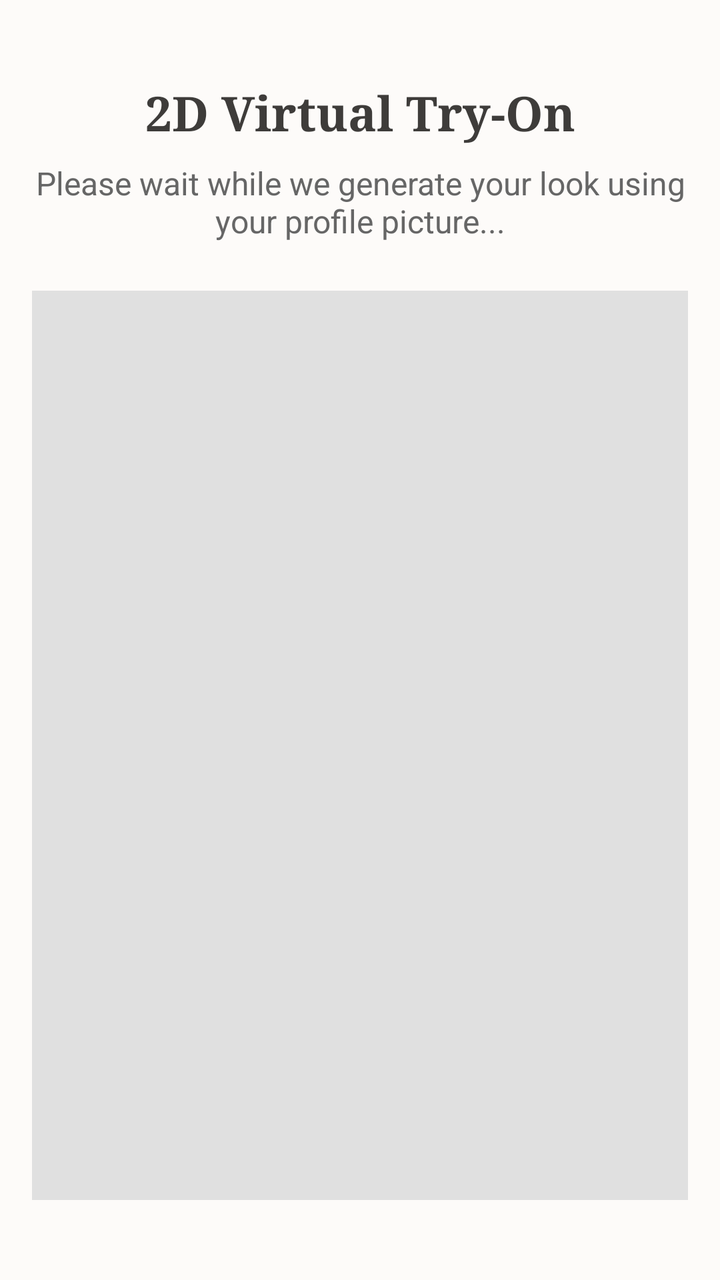
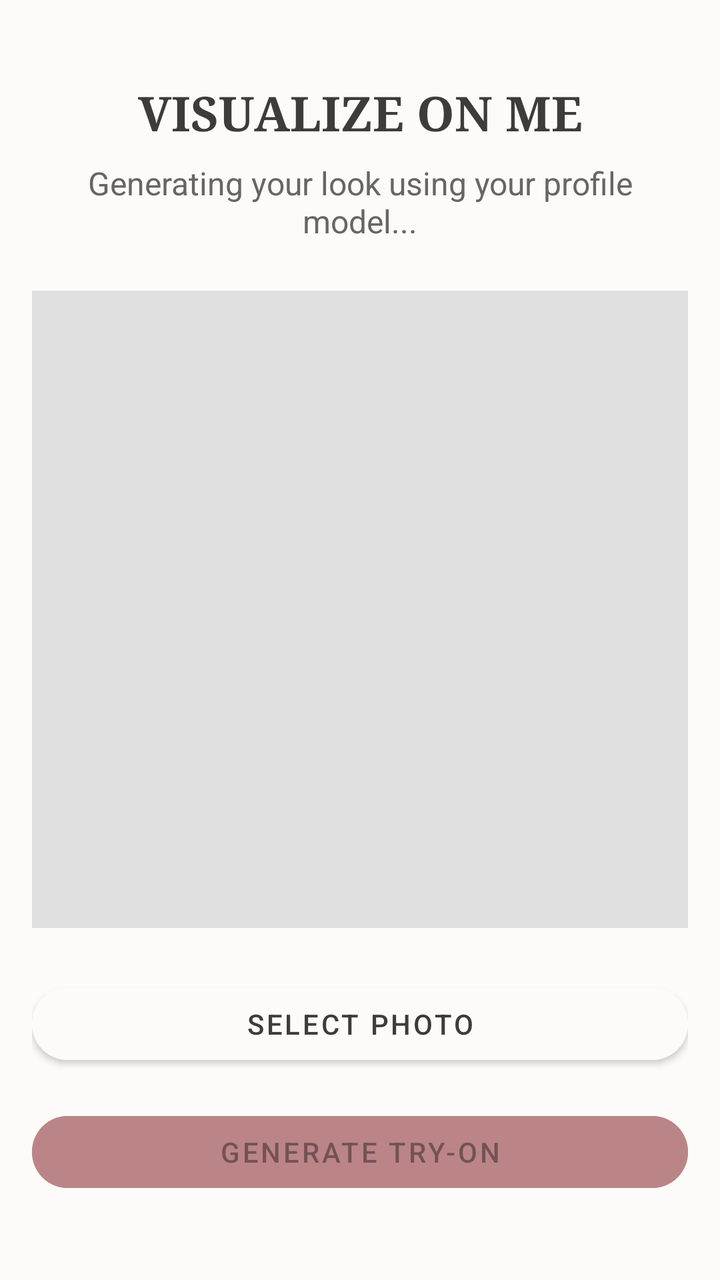

The first picture is an Android layout as it rendered before a commit; the second is the same layout after the commit. The layout source and the unified diff follow.
<!-- AndroidManifest.xml: application theme Theme.OutfitStudio -->
<!-- res/layout/activity_virtual_try_on.xml -->
<?xml version="1.0" encoding="utf-8"?>
<androidx.constraintlayout.widget.ConstraintLayout xmlns:android="http://schemas.android.com/apk/res/android"
    xmlns:app="http://schemas.android.com/apk/res-auto"
    android:layout_width="match_parent"
    android:layout_height="match_parent"
    android:background="@color/background"
    android:padding="16dp">

    <TextView
        android:id="@+id/tvTitle"
        android:layout_width="wrap_content"
        android:layout_height="wrap_content"
        android:text="2D Virtual Try-On"
        android:textSize="24sp"
        android:textStyle="bold"
        android:textColor="@color/on_background"
        android:fontFamily="serif"
        app:layout_constraintTop_toTopOf="parent"
        app:layout_constraintStart_toStartOf="parent"
        app:layout_constraintEnd_toEndOf="parent"
        android:layout_marginTop="24dp"/>

    <TextView
        android:id="@+id/tvSubtitle"
        android:layout_width="wrap_content"
        android:layout_height="wrap_content"
        android:text="Please wait while we generate your look using your profile picture..."
        android:textSize="16sp"
        android:textColor="#666666"
        android:textAlignment="center"
        app:layout_constraintTop_toBottomOf="@id/tvTitle"
        app:layout_constraintStart_toStartOf="parent"
        app:layout_constraintEnd_toEndOf="parent"
        android:layout_marginTop="8dp"/>

    <ImageView
        android:id="@+id/ivUserPhoto"
        android:layout_width="0dp"
        android:layout_height="0dp"
        android:layout_marginTop="24dp"
        android:layout_marginBottom="24dp"
        android:scaleType="centerCrop"
        android:background="#E0E0E0"
        app:layout_constraintTop_toBottomOf="@id/tvSubtitle"
        app:layout_constraintBottom_toTopOf="@id/btnSelectPhoto"
        app:layout_constraintStart_toStartOf="parent"
        app:layout_constraintEnd_toEndOf="parent"/>

    <com.google.android.material.button.MaterialButton
        android:id="@+id/btnSelectPhoto"
        android:layout_width="match_parent"
        android:layout_height="wrap_content"
        android:text="Select Photo"
        app:cornerRadius="24dp"
        android:backgroundTint="@color/secondary"
        android:textColor="@color/on_secondary"
        app:layout_constraintBottom_toTopOf="@id/btnGenerate"
        android:layout_marginBottom="16dp"
        android:visibility="gone"/>

    <com.google.android.material.button.MaterialButton
        android:id="@+id/btnGenerate"
        android:layout_width="match_parent"
        android:layout_height="wrap_content"
        android:text="Generate Try-On"
        app:cornerRadius="24dp"
        android:backgroundTint="@color/primary"
        android:enabled="false"
        app:layout_constraintBottom_toBottomOf="parent"
        android:layout_marginBottom="24dp"
        android:visibility="gone"/>
        
    <ProgressBar
        android:id="@+id/progressBar"
        android:layout_width="wrap_content"
        android:layout_height="wrap_content"
        android:visibility="gone"
        app:layout_constraintTop_toTopOf="parent"
        app:layout_constraintBottom_toBottomOf="parent"
        app:layout_constraintStart_toStartOf="parent"
        app:layout_constraintEnd_toEndOf="parent"/>

</androidx.constraintlayout.widget.ConstraintLayout>
<!-- resources referenced by this layout -->
<resources>
  <color name="background">#FDFBF9</color>
  <color name="on_background">#3E3C3A</color>
  <color name="on_secondary">#3E3C3A</color>
  <color name="primary">#BB8588</color>
  <color name="secondary">#FDFBF9</color>
  <style name="Theme.OutfitStudio" parent="Theme.MaterialComponents.Light.NoActionBar">
          <item name="android:textColor">@color/on_background</item>
          <item name="android:textColorHint">@color/text_hint</item>
          
          <item name="colorPrimary">@color/primary</item>
          <item name="colorPrimaryVariant">@color/primary_variant</item>
          <item name="colorOnPrimary">@color/on_primary</item>
          
          <item name="colorSecondary">@color/primary</item>
          <item name="colorSecondaryVariant">@color/primary_variant</item>
          <item name="colorOnSecondary">@color/on_primary</item>
          
          <item name="android:colorBackground">@color/background</item>
          <item name="colorSurface">@color/surface</item>
          
          <item name="android:statusBarColor">@color/background</item>
          <item name="android:windowLightStatusBar">true</item>
      </style>
  <color name="text_hint">#A09D9B</color>
  <color name="primary_variant">#BB8588</color>
  <color name="on_primary">#FFFFFF</color>
  <color name="surface">#FFFFFF</color>
</resources>

<!-- the commit's change to res/layout/activity_virtual_try_on.xml (unified diff, before → after) -->
@@ -10,7 +10,7 @@
         android:id="@+id/tvTitle"
         android:layout_width="wrap_content"
         android:layout_height="wrap_content"
-        android:text="2D Virtual Try-On"
+        android:text="VISUALIZE ON ME"
         android:textSize="24sp"
         android:textStyle="bold"
         android:textColor="@color/on_background"
@@ -24,7 +24,7 @@
         android:id="@+id/tvSubtitle"
         android:layout_width="wrap_content"
         android:layout_height="wrap_content"
-        android:text="Please wait while we generate your look using your profile picture..."
+        android:text="Generating your look using your profile model..."
         android:textSize="16sp"
         android:textColor="#666666"
         android:textAlignment="center"
@@ -56,7 +56,7 @@
         android:textColor="@color/on_secondary"
         app:layout_constraintBottom_toTopOf="@id/btnGenerate"
         android:layout_marginBottom="16dp"
-        android:visibility="gone"/>
+        android:visibility="visible"/>
 
     <com.google.android.material.button.MaterialButton
         android:id="@+id/btnGenerate"
@@ -68,7 +68,7 @@
         android:enabled="false"
         app:layout_constraintBottom_toBottomOf="parent"
         android:layout_marginBottom="24dp"
-        android:visibility="gone"/>
+        android:visibility="visible"/>
         
     <ProgressBar
         android:id="@+id/progressBar"
